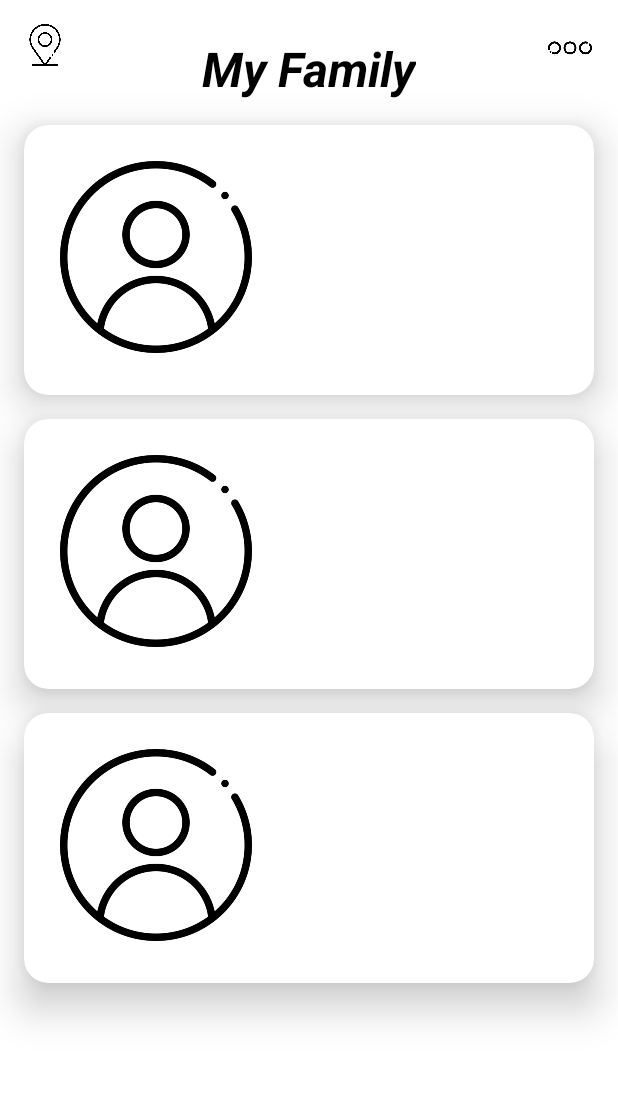
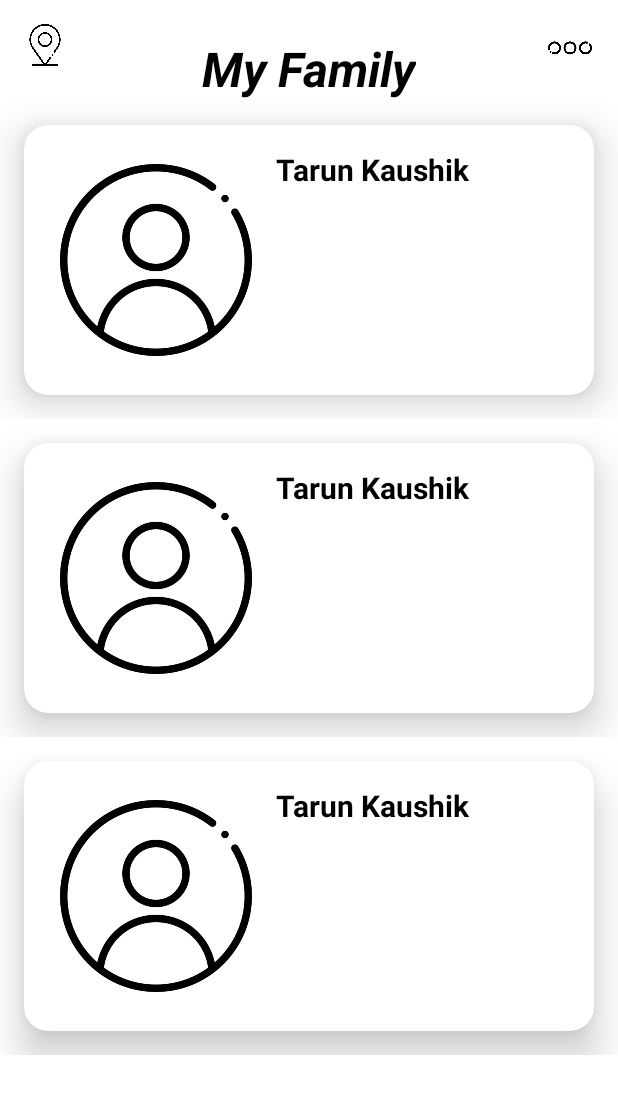
Before and after one commit to kaushiktarun05/FamTrac, an Android app: the layout fragment_home.xml on its own in the app's theme, with its tools: preview values and no code run, on a phone screen of 412 x 824 dp. Shown: the top 1094 px of the screen. Run offline under Robolectric (Android 15) with nearby library versions, the phone set to English and light mode, and no system bars.

Commit message:
Member adapter added

```diff
--- a/app/src/main/java/com/example/famtrac/HomeFragment.kt
+++ b/app/src/main/java/com/example/famtrac/HomeFragment.kt
@@ -16,6 +16,20 @@ class HomeFragment : Fragment() {
         return inflater.inflate(R.layout.fragment_home, container, false)
     }
 
+    override fun onViewCreated(view: View, savedInstanceState: Bundle?) {
+        super.onViewCreated(view, savedInstanceState)
+
+        val listMembers = listOf<MemberModel>(
+            MemberModel("Tarun"),
+            MemberModel("kaushik"),
+            MemberModel("NFSU")
+
+        )
+
+        val adapter = MemberAdapter(listMembers)
+
+    }
+
     companion object {
 
         @JvmStatic
--- /dev/null
+++ b/app/src/main/java/com/example/famtrac/MemberAdapter.kt
@@ -0,0 +1,37 @@
+package com.example.famtrac
+
+import android.view.LayoutInflater
+import android.view.View
+import android.view.ViewGroup
+import android.widget.ImageView
+import androidx.recyclerview.widget.RecyclerView
+
+class MemberAdapter(private val listMembers: List<MemberModel>) : RecyclerView.Adapter<MemberAdapter.ViewHolder>() {
+
+    override fun onCreateViewHolder(parent: ViewGroup, viewType: Int): ViewHolder {
+        val inflater = LayoutInflater.from(parent.context)
+        val item = inflater.inflate(R.layout.item_member,parent,false)
+        return ViewHolder(item)
+
+    }
+
+    override fun getItemCount(): Int {
+        return listMembers.size
+    }
+
+    override fun onBindViewHolder(holder: ViewHolder, position: Int) {
+        val item = listMembers[position]
+        holder.name.text = item.name
+    }
+
+    class ViewHolder(private val item: View) : RecyclerView.ViewHolder(item){
+
+        val imageUser = item.findViewById<ImageView>(R.id.img_user)
+        val name = item.findViewById<ImageView>(R.id.name)
+
+
+
+
+    }
+
+}
--- /dev/null
+++ b/app/src/main/java/com/example/famtrac/MemberModel.kt
@@ -0,0 +1,5 @@
+package com.example.famtrac
+
+data class MemberModel(
+    val name: String
+)
--- a/app/src/main/res/layout/fragment_home.xml
+++ b/app/src/main/res/layout/fragment_home.xml
@@ -22,66 +22,7 @@
         app:layout_constraintStart_toStartOf="parent"
         app:layout_constraintTop_toTopOf="parent" />
 
-    <com.google.android.material.card.MaterialCardView
-        app:cardElevation="16dp"
-        android:id="@+id/card_one"
-        android:layout_width="match_parent"
-        android:layout_height="180dp"
-        android:layout_margin="16dp"
-        app:cardBackgroundColor="#FFF"
-        app:cardCornerRadius="16dp"
-        app:layout_constraintTop_toBottomOf="@+id/textView"
-        tools:layout_editor_absoluteX="16dp" >
 
-        <ImageView
-            android:layout_width="128dp"
-            android:layout_height="128dp"
-            android:layout_margin="24dp"
-            android:elevation="16dp"
-            android:src="@drawable/ic_profilephoto" />
-
-    </com.google.android.material.card.MaterialCardView>
-
-
-    <com.google.android.material.card.MaterialCardView
-        app:cardElevation="16dp"
-        android:id="@+id/card_two"
-        android:layout_width="match_parent"
-        android:layout_height="180dp"
-        android:layout_margin="16dp"
-        app:cardBackgroundColor="#FFF"
-        app:cardCornerRadius="16dp"
-        app:layout_constraintTop_toBottomOf="@+id/card_one"
-        tools:layout_editor_absoluteX="16dp" >
-
-        <ImageView
-            android:layout_width="128dp"
-            android:layout_height="128dp"
-            android:layout_margin="24dp"
-            android:elevation="16dp"
-            android:src="@drawable/ic_profilephoto" />
-    </com.google.android.material.card.MaterialCardView>
-
-    <com.google.android.material.card.MaterialCardView
-        app:cardElevation="16dp"
-        android:id="@+id/card_three"
-        android:layout_width="match_parent"
-        android:layout_height="180dp"
-        android:layout_margin="16dp"
-        app:cardBackgroundColor="#FFF"
-        app:cardCornerRadius="16dp"
-        app:layout_constraintTop_toBottomOf="@+id/card_two"
-        tools:layout_editor_absoluteX="16dp" >
-
-        <ImageView
-            android:layout_width="128dp"
-            android:layout_height="128dp"
-            android:elevation="16dp"
-            android:src="@drawable/ic_profilephoto"
-            android:layout_margin="24dp"
-
-            />
-    </com.google.android.material.card.MaterialCardView>
 
 
     <ImageView
@@ -104,5 +45,14 @@
         android:src="@drawable/ic_mapicon"
         />
 
+    <androidx.recyclerview.widget.RecyclerView
+        android:layout_width="match_parent"
+        android:layout_height="0dp"
+        app:layout_constraintTop_toBottomOf="@id/textView"
+        app:layout_constraintBottom_toBottomOf="parent"
+        tools:listitem="@layout/item_member"
+        />
+
+
 
 </androidx.constraintlayout.widget.ConstraintLayout>
--- /dev/null
+++ b/app/src/main/res/layout/item_member.xml
@@ -0,0 +1,50 @@
+<?xml version="1.0" encoding="utf-8"?>
+<androidx.constraintlayout.widget.ConstraintLayout xmlns:android="http://schemas.android.com/apk/res/android"
+    android:layout_width="match_parent"
+    android:layout_height="wrap_content"
+    xmlns:app="http://schemas.android.com/apk/res-auto"
+    xmlns:tools="http://schemas.android.com/tools">
+
+
+    <com.google.android.material.card.MaterialCardView
+        app:cardElevation="16dp"
+        android:id="@+id/card"
+        android:layout_width="match_parent"
+        android:layout_height="180dp"
+        android:layout_margin="16dp"
+        app:cardBackgroundColor="#FFF"
+        app:cardCornerRadius="16dp"
+        app:layout_constraintTop_toTopOf="parent"
+        app:layout_constraintBottom_toBottomOf="parent"
+        tools:layout_editor_absoluteX="16dp" >
+
+
+    </com.google.android.material.card.MaterialCardView>
+
+    <ImageView
+        android:id="@+id/img_user"
+        android:layout_width="128dp"
+        android:layout_height="128dp"
+        android:layout_margin="24dp"
+        android:elevation="16dp"
+        android:src="@drawable/ic_profilephoto"
+        app:layout_constraintStart_toStartOf="@id/card"
+        app:layout_constraintBottom_toBottomOf="@id/card"
+        app:layout_constraintTop_toTopOf="@id/card"
+        />
+
+
+    <TextView
+        android:id="@+id/name"
+        android:layout_width="wrap_content"
+        android:layout_height="wrap_content"
+        android:text="@string/tarun_kaushik"
+        android:textColor="@color/black"
+        android:textSize="20sp"
+        android:textStyle="bold"
+        android:elevation="16dp"
+        app:layout_constraintTop_toTopOf="@id/card"
+        app:layout_constraintStart_toEndOf="@id/img_user"
+        android:layout_margin="16dp"
+        />
+</androidx.constraintlayout.widget.ConstraintLayout>
--- a/app/src/main/res/values/strings.xml
+++ b/app/src/main/res/values/strings.xml
@@ -11,4 +11,5 @@
     <string name="my_family">My Family</string>
     <!-- TODO: Remove or change this placeholder text -->
     <string name="hello_blank_fragment">Hello blank fragment</string>
+    <string name="tarun_kaushik">Tarun Kaushik</string>
 </resources>
```
